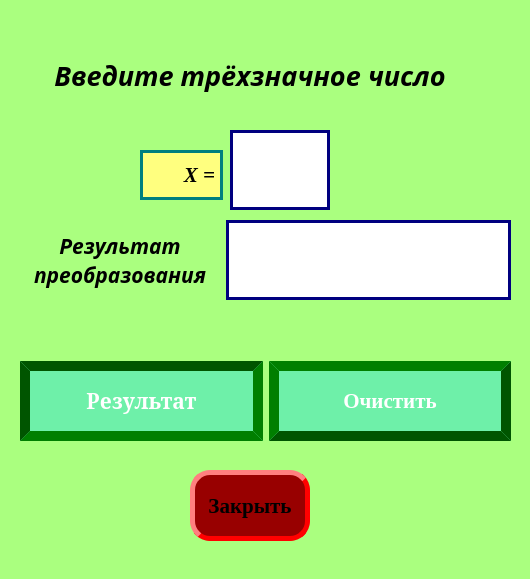
kirilkin67/OOP, file LineProgramUi/ex02/form.ui: the form before one commit.
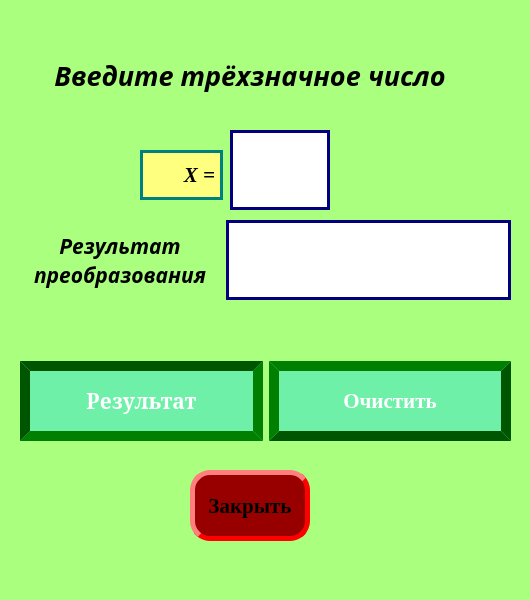
The form after the commit.

The edit to the form file:
```diff
--- a/LineProgramUi/ex02/form.ui
+++ b/LineProgramUi/ex02/form.ui
@@ -7,7 +7,7 @@
     <x>0</x>
     <y>0</y>
     <width>530</width>
-    <height>579</height>
+    <height>600</height>
    </rect>
   </property>
   <property name="sizePolicy">
@@ -19,7 +19,7 @@
   <property name="minimumSize">
    <size>
     <width>530</width>
-    <height>500</height>
+    <height>600</height>
    </size>
   </property>
   <property name="maximumSize">
@@ -197,7 +197,7 @@
      <set>Qt::AlignCenter</set>
     </property>
    </widget>
-   <widget class="QWidget" name="">
+   <widget class="QWidget" name="layoutWidget">
     <property name="geometry">
      <rect>
       <x>20</x>
```
Left out of the diff: 8 changed lines with no effect on the pictures.
